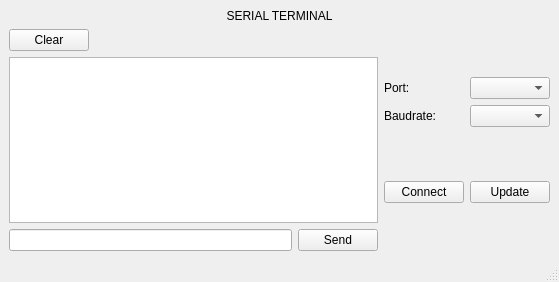
This is Test_tools/Serial_terminal/MainView.ui in Jbritoloaiza22/Inverter-drive-training as Qt 5 draws it before an edit. The edited form follows.
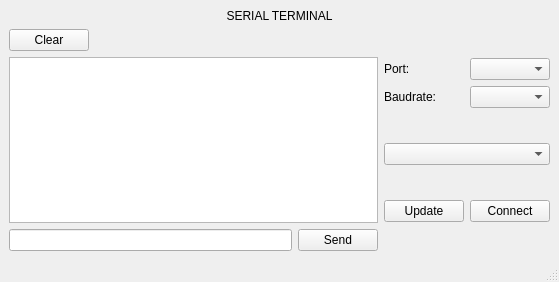
This is the edited form.

Diff of the .ui file:
```diff
--- a/Test_tools/Serial_terminal/MainView.ui
+++ b/Test_tools/Serial_terminal/MainView.ui
@@ -111,8 +111,18 @@
           </item>
          </layout>
         </item>
+        <item>
+         <widget class="QComboBox" name="typeList"/>
+        </item>
         <item>
          <layout class="QHBoxLayout" name="horizontalLayout_3">
+          <item>
+           <widget class="QPushButton" name="updateBtn">
+            <property name="text">
+             <string>Update</string>
+            </property>
+           </widget>
+          </item>
           <item>
            <widget class="QPushButton" name="connectBtn">
             <property name="text">
@@ -123,13 +133,6 @@
             </property>
            </widget>
           </item>
-          <item>
-           <widget class="QPushButton" name="updateBtn">
-            <property name="text">
-             <string>Update</string>
-            </property>
-           </widget>
-          </item>
          </layout>
         </item>
        </layout>
```
